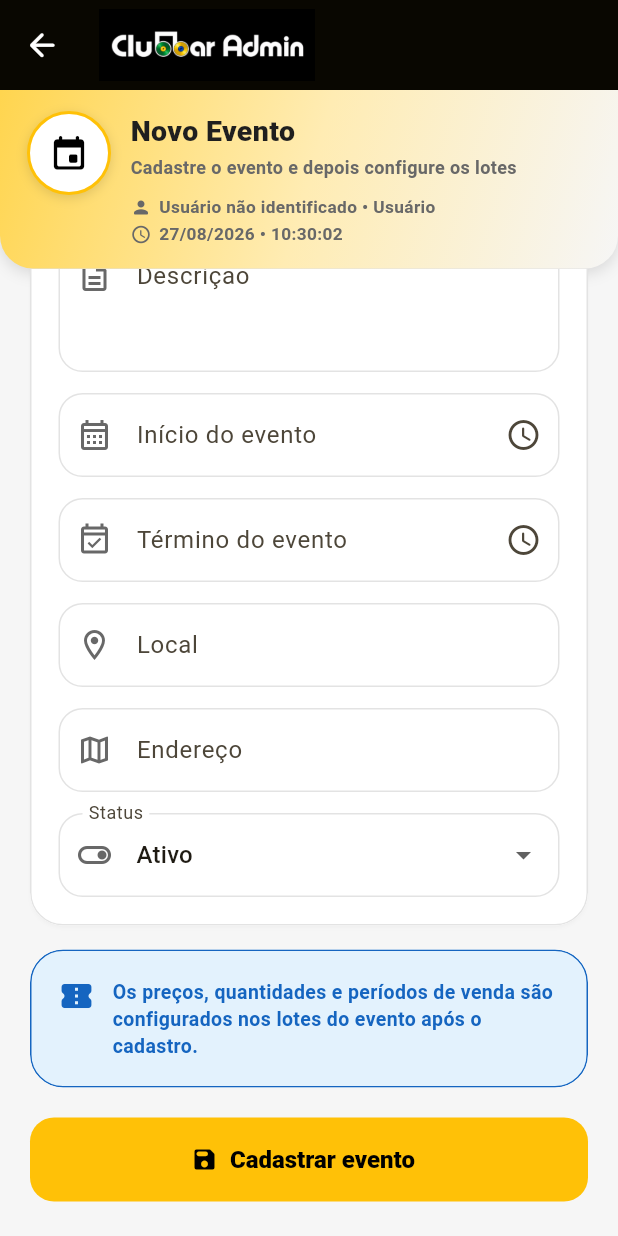
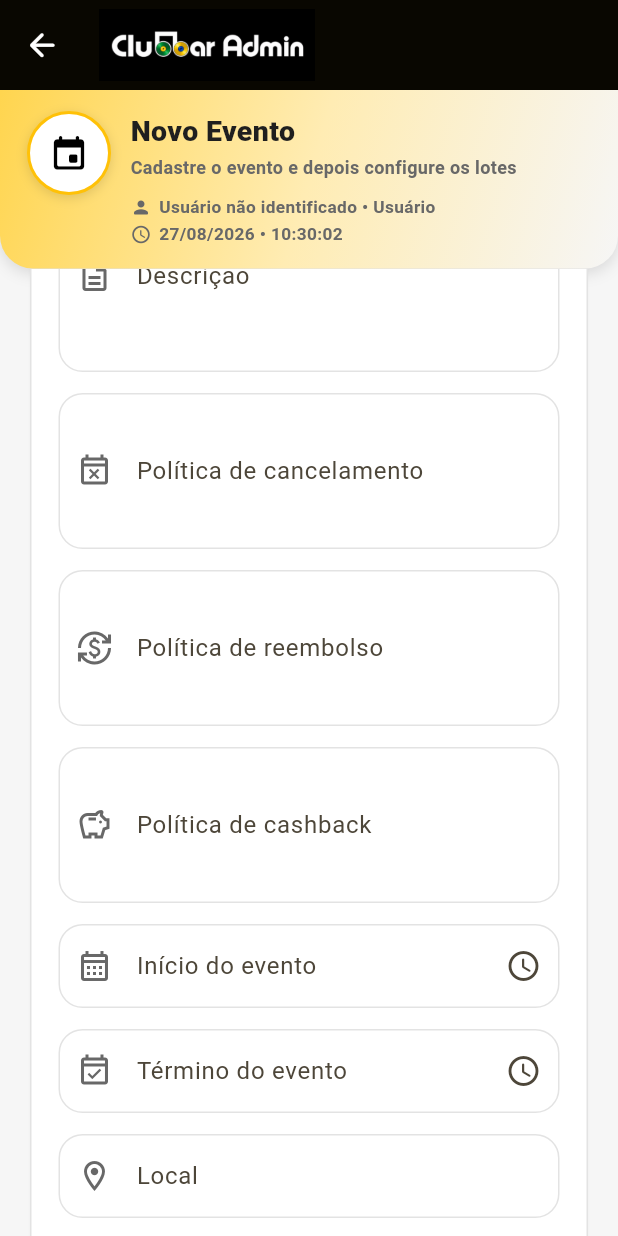
Before and after one commit to recadoluciana/clubbar_admin, a Flutter app: the EventoFormPage screen opened directly with empty values, scrolled down 576 dp, on a phone screen of 412 x 824 dp. Run offline on Flutter 3.47's test engine with Material 3 defaults, Android fonts, the phone set to English and light mode, and no system bars; our stand-ins replace audioplayers, file_picker, fl_chart, image_picker, shared_preferences, vibration; missing offline and left inert: mobile_scanner; accounts and stored records are empty.

Commit message:
campos do tipo text

```diff
--- a/lib/models/evento.dart
+++ b/lib/models/evento.dart
@@ -5,6 +5,9 @@ class Evento {
   final String nmtituloevento;
 
   final String? dsdescevento;
+  final String? dspoliticacancelamento;
+  final String? dspoliticareembolso;
+  final String? dspoliticacashback;
   final String? dtinicioevento;
   final String? dtfimevento;
   final String? statusevento;
@@ -19,6 +22,9 @@ class Evento {
     required this.lojaId,
     required this.nmtituloevento,
     this.dsdescevento,
+    this.dspoliticacancelamento,
+    this.dspoliticareembolso,
+    this.dspoliticacashback,
     this.dtinicioevento,
     this.dtfimevento,
     this.statusevento,
@@ -35,6 +41,9 @@ class Evento {
       nmtituloevento: (json['nmtituloevento'] ?? '').toString(),
 
       dsdescevento: json['dsdescevento']?.toString(),
+      dspoliticacancelamento: json['dspoliticacancelamento']?.toString(),
+      dspoliticareembolso: json['dspoliticareembolso']?.toString(),
+      dspoliticacashback: json['dspoliticacashback']?.toString(),
       dtinicioevento: json['dtinicioevento']?.toString(),
       dtfimevento: json['dtfimevento']?.toString(),
       statusevento: json['statusevento']?.toString(),
--- a/lib/modules/eventos/evento_form_page.dart
+++ b/lib/modules/eventos/evento_form_page.dart
@@ -37,6 +37,9 @@ class _EventoFormPageState extends State<EventoFormPage> {
 
   final _tituloController = TextEditingController();
   final _descricaoController = TextEditingController();
+  final _politicaCancelamentoController = TextEditingController();
+  final _politicaReembolsoController = TextEditingController();
+  final _politicaCashbackController = TextEditingController();
   final _dataInicioController = TextEditingController();
   final _dataFimController = TextEditingController();
   final _localController = TextEditingController();
@@ -60,6 +63,10 @@ class _EventoFormPageState extends State<EventoFormPage> {
     if (evento != null) {
       _tituloController.text = evento.nmtituloevento;
       _descricaoController.text = evento.dsdescevento ?? '';
+      _politicaCancelamentoController.text =
+          evento.dspoliticacancelamento ?? '';
+      _politicaReembolsoController.text = evento.dspoliticareembolso ?? '';
+      _politicaCashbackController.text = evento.dspoliticacashback ?? '';
       _localController.text = evento.nmlocalevento ?? '';
       _enderecoController.text = evento.dsendlocevento ?? '';
       _statusSelecionado = evento.statusevento ?? 'ATIVO';
@@ -84,6 +91,9 @@ class _EventoFormPageState extends State<EventoFormPage> {
   void dispose() {
     _tituloController.dispose();
     _descricaoController.dispose();
+    _politicaCancelamentoController.dispose();
+    _politicaReembolsoController.dispose();
+    _politicaCashbackController.dispose();
     _dataInicioController.dispose();
     _dataFimController.dispose();
     _localController.dispose();
@@ -255,6 +265,9 @@ class _EventoFormPageState extends State<EventoFormPage> {
           eventoId: widget.evento!.eventoId,
           titulo: _tituloController.text.trim(),
           descricao: _descricaoController.text.trim(),
+          politicaCancelamento: _politicaCancelamentoController.text.trim(),
+          politicaReembolso: _politicaReembolsoController.text.trim(),
+          politicaCashback: _politicaCashbackController.text.trim(),
           dataInicio: inicio,
           dataFim: fim,
           local: _localController.text.trim(),
@@ -269,6 +282,9 @@ class _EventoFormPageState extends State<EventoFormPage> {
           produtoIdIngresso: 1,
           titulo: _tituloController.text.trim(),
           descricao: _descricaoController.text.trim(),
+          politicaCancelamento: _politicaCancelamentoController.text.trim(),
+          politicaReembolso: _politicaReembolsoController.text.trim(),
+          politicaCashback: _politicaCashbackController.text.trim(),
           dataInicio: inicio,
           dataFim: fim,
           local: _localController.text.trim(),
@@ -418,6 +434,39 @@ class _EventoFormPageState extends State<EventoFormPage> {
               label: 'Descrição',
               icone: Icons.description_outlined,
               hint: 'Descreva o evento',
+            ),
+          ),
+          const SizedBox(height: 14),
+          TextFormField(
+            controller: _politicaCancelamentoController,
+            maxLines: 3,
+            textCapitalization: TextCapitalization.sentences,
+            decoration: _decoracaoCampo(
+              label: 'Política de cancelamento',
+              icone: Icons.event_busy_outlined,
+              hint: 'Informe prazos e condições para cancelamento',
+            ),
+          ),
+          const SizedBox(height: 14),
+          TextFormField(
+            controller: _politicaReembolsoController,
+            maxLines: 3,
+            textCapitalization: TextCapitalization.sentences,
+            decoration: _decoracaoCampo(
+              label: 'Política de reembolso',
+              icone: Icons.currency_exchange_outlined,
+              hint: 'Explique como e quando o valor será devolvido',
+            ),
+          ),
+          const SizedBox(height: 14),
+          TextFormField(
+            controller: _politicaCashbackController,
+            maxLines: 3,
+            textCapitalization: TextCapitalization.sentences,
+            decoration: _decoracaoCampo(
+              label: 'Política de cashback',
+              icone: Icons.savings_outlined,
+              hint: 'Informe as regras de geração e utilização',
             ),
           ),
           const SizedBox(height: 14),
```
Also changed, not shown: lib/core/repositories/evento_repository.dart (+24 -0 lines).
